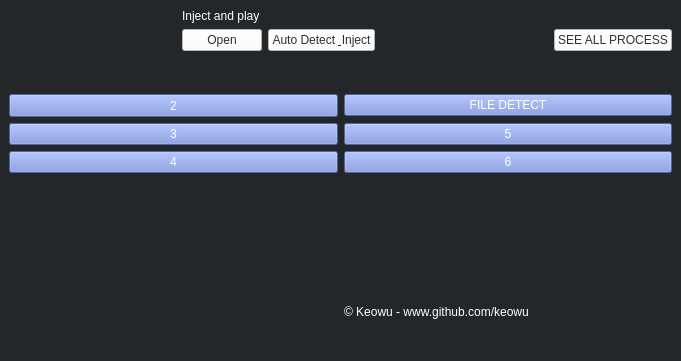
keowu/hakudetector, file mainwindow.ui: the form before one commit.
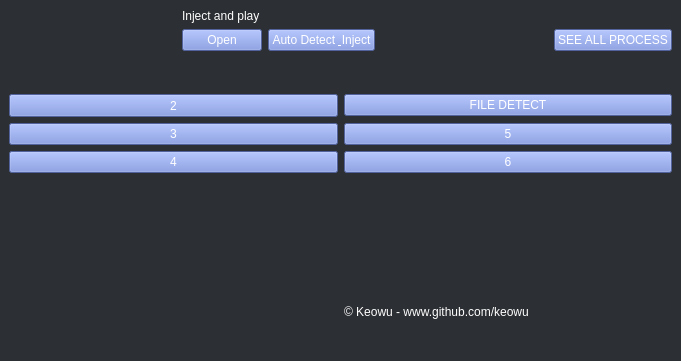
The form after the commit.

Diff of the .ui file:
```diff
--- a/mainwindow.ui
+++ b/mainwindow.ui
@@ -14,7 +14,7 @@
    <string>MainWindow</string>
   </property>
   <property name="styleSheet">
-   <string notr="true">background-color: #23272a;
+   <string notr="true">background-color: #2c2f33	;
 color: white;</string>
   </property>
   <widget class="QWidget" name="centralwidget">
@@ -90,8 +90,8 @@
       <item row="1" column="2">
        <widget class="QPushButton" name="pushButton_8">
         <property name="styleSheet">
-         <string notr="true">background-color: #ffffff;
-color: #2c2f33;</string>
+         <string notr="true">background-color: #7289da;
+color: white;</string>
         </property>
         <property name="text">
          <string>Auto Detect &amp; Inject</string>
@@ -140,8 +140,8 @@
       <item row="1" column="1">
        <widget class="QPushButton" name="pushButton_5">
         <property name="styleSheet">
-         <string notr="true">background-color: #ffffff;
-color: #2c2f33;</string>
+         <string notr="true">background-color: #7289da;
+color: white;</string>
         </property>
         <property name="text">
          <string>Open</string>
@@ -161,8 +161,8 @@
       <item row="1" column="4">
        <widget class="QPushButton" name="pushButton_9">
         <property name="styleSheet">
-         <string notr="true">background-color: #ffffff;
-color: #2c2f33;</string>
+         <string notr="true">background-color: #7289da;
+color: white;</string>
         </property>
         <property name="text">
          <string>SEE ALL PROCESS</string>
```
